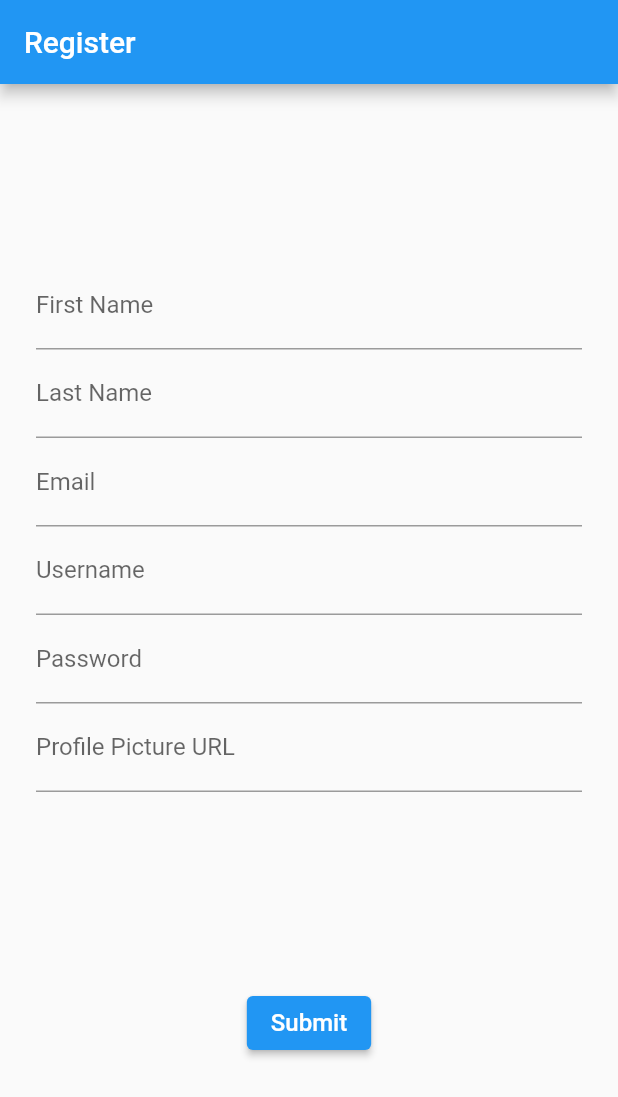
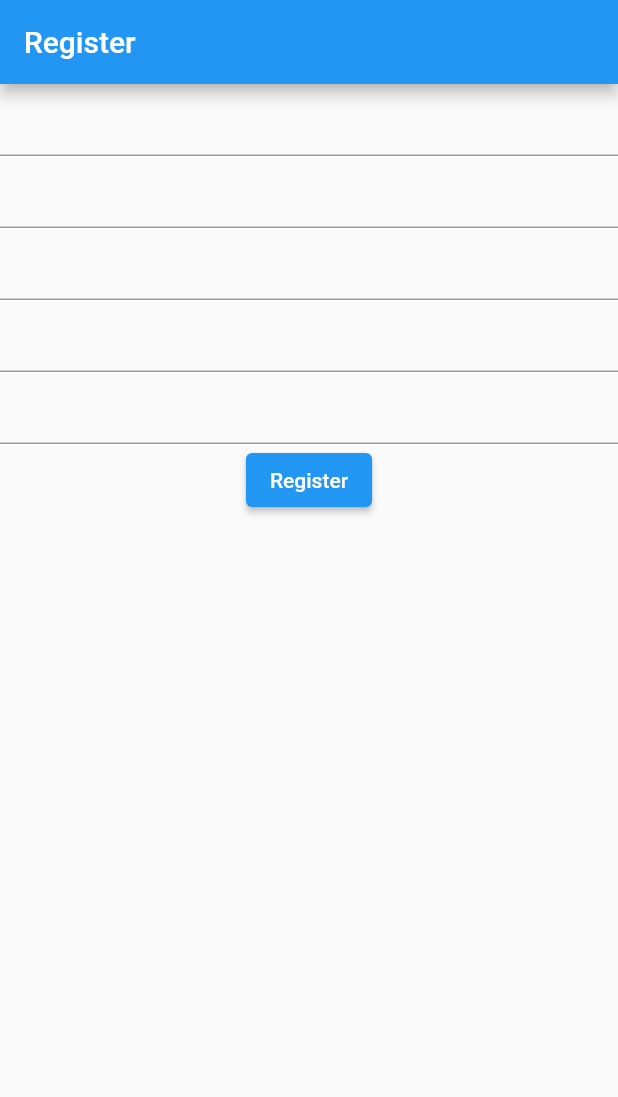
Before and after one commit to muhsinaltintop/tlydp, a Flutter app: the screen it shows after launch, on a phone screen of 412 x 824 dp. Shown: the top 1097 px of the screen. Run offline on Flutter 3.47's test engine with Material 2 defaults, Android fonts, the phone set to English and light mode, and no system bars; drawn by our look-alikes of flutter_form_builder; our stand-ins replace email_validator.

Commit message:
register form created

```diff
--- a/lib/main.dart
+++ b/lib/main.dart
@@ -1,5 +1,6 @@
 import 'package:flutter/material.dart';
-import 'package:tlydp/registration_page.dart';
+import 'package:tlydp/registration.dart/registration_page.dart';
+
 
 void main() {
   runApp(const MyApp());
@@ -14,8 +15,7 @@ class MyApp extends StatelessWidget {
       home: Scaffold(
       appBar: AppBar(title: const Text("Register")),
       body: Container(
-        margin: const EdgeInsets.all(24),
-        child: const Register(),
+        child: const Register()
         )
       )
     );
--- /dev/null
+++ b/lib/registration.dart/registration_page.dart
@@ -0,0 +1,88 @@
+import 'package:flutter/material.dart';
+import 'package:flutter_form_builder/flutter_form_builder.dart';
+import 'package:email_validator/email_validator.dart';
+
+class Register extends StatefulWidget {
+  const Register({Key? key}) : super(key: key);
+
+  @override
+  State<StatefulWidget> createState() {
+    return _RegisterState();
+  }
+}
+
+class _RegisterState extends State<Register> {
+  final _formKey = GlobalKey<FormBuilderState>();
+  final _name = RegExp(r"^[a-zA-Z]+$");
+  final _username = RegExp(r"^(?=.{8,20}$)(?![_.])(?!.*[_.]{2})[a-zA-Z0-9._]+(?<![_.])$");
+  final _password = RegExp(r"^(?=.*?[A-Z])(?=.*?[a-z])(?=.*?[0-9])(?=.*?[!@#\$&*~]).{8,}$");
+
+  Widget build(BuildContext context) {
+    return FormBuilder(
+      key: _formKey,
+      child: Column(
+        children: [
+          FormBuilderTextField(
+            name: "Name",
+            validator: (value) {
+              if (value == null || value.isEmpty) {
+                return "Please enter your first name";
+              } else if (_name.hasMatch(value) == false) {
+                return "Please enter a valid name";
+              }
+            },
+          ),
+          FormBuilderTextField(
+            name: "Email",
+            validator: (value) {
+              if (value == null || value.isEmpty) {
+                return "Please enter your email";
+              } else if (EmailValidator.validate(value) == false) {
+                return "Please enter a valid email";
+              }
+            },
+          ),
+          FormBuilderTextField(
+            name: "Username",
+            validator: (value) {
+              if (value == null || value.isEmpty) {
+                return "Please enter a username";
+              } else if (_username.hasMatch(value) == false) {
+                return "Please enter another username";
+              }
+              // Get usernames from backend to check username is not already taken
+            },
+          ),
+          FormBuilderTextField(
+            name: "Password",
+            validator: (value) {
+              if (value == null || value.isEmpty) {
+                return "Please enter a password name";
+              } else if (_password.hasMatch(value) == false) {
+                return "Passwords should have at least one uppercase and lowercase letter, one number and one special character";
+              }
+              _formKey.currentState!.fields["Password"]!.save();
+            },
+          ),
+          FormBuilderTextField(
+            name: "Confirm Password",
+            validator: (value) {
+              if (value == null || value.isEmpty) {
+                return "Please enter a password name";
+              } else if (_formKey.currentState!.fields["Password"]!.value != value) {
+                return "Passwords are not matching";
+              }
+            }
+          ),
+          ElevatedButton(
+            onPressed: () {
+              final _valid = _formKey.currentState!.validate();
+              if (_valid) {
+                _formKey.currentState!.save();
+              }
+            },
+            child: const Text("Register"))
+        ],)
+    );
+  }
+}
--- a/lib/registration_page.dart
+++ /dev/null
@@ -1,143 +0,0 @@
-// ignore_for_file: avoid_print
-
-import 'package:flutter/material.dart';
-
-class Register extends StatefulWidget {
-  const Register({Key? key}) : super(key: key);
-
-  @override
-  State<StatefulWidget> createState() {
-    return RegisterState();
-  }
-}
-
-class RegisterState extends State<Register> {
-
-  final GlobalKey<FormState> _formKey = GlobalKey<FormState>();
-
-  late String firstName;
-  late String lastName;
-  late String email;
-  late String username;
-  late String password;
-  late String profilePicture;
-
-  Widget buildFirstName() {
-    return TextFormField(
-      decoration: const InputDecoration(labelText: "First Name"),
-      validator: (value) {
-        if (value?.isEmpty ?? true) {
-          return "Required field";
-        }
-      },
-      onSaved: (value) {
-        firstName = value!;
-      },
-    );
-  }
-
-  Widget buildLastName() {
-    return TextFormField(
-      decoration: const InputDecoration(labelText: "Last Name"),
-      validator: (value) {
-        if (value?.isEmpty ?? true) {
-          return "Required field";
-        }
-      },
-      onSaved: (value) {
-        lastName = value!;
-      },
-    );
-  }
-
-  Widget buildEmail() {
-    return TextFormField(
-      decoration: const InputDecoration(labelText: "Email"),
-      validator: (value) {
-        if (value?.isEmpty ?? true) {
-          return "Required field";
-        }
-      },
-      onSaved: (value) {
-        email = value!;
-      },
-    );
-  }
-
-  Widget buildUsername() {
-    return TextFormField(
-      decoration: const InputDecoration(labelText: "Username"),
-      validator: (value) {
-        if (value?.isEmpty ?? true) {
-          return "Required field";
-        }
-      },
-      onSaved: (value) {
-        username = value!;
-      },
-    );
-  }
-
-  Widget buildPassword() {
-    return TextFormField(
-      decoration: const InputDecoration(labelText: "Password"),
-      validator: (value) {
-        if (value?.isEmpty ?? true) {
-          return "Required field";
-        }
-      },
-      onSaved: (value) {
-        password = value!;
-      },
-    );
-  }
-
-  Widget buildProfilePicture() {
-    return TextFormField(
-      decoration: const InputDecoration(labelText: "Profile Picture URL"),
-      validator: (value) {
-        if (value?.isEmpty ?? true) {
-          return "Required field";
-        }
-      },
-      onSaved: (value) {
-        profilePicture = value!;
-      },
-    );
-  }
-
-  @override
-  Widget build(BuildContext context) {
-        return Form(
-          child: Column(
-            mainAxisAlignment: MainAxisAlignment.center,
-            children: <Widget>[
-              buildFirstName(),
-              buildLastName(),
-              buildEmail(),
-              buildUsername(),
-              buildPassword(),
-              buildProfilePicture(),
-              const SizedBox(height: 130),
-              ElevatedButton(
-                child: const Text(
-                  "Submit",
-                  style: TextStyle(color: Colors.white, fontSize: 16)),
-                  onPressed: () {
-                    if (_formKey.currentState?.validate() ?? true) {
-                      return;
-                    }
-                    _formKey.currentState!.save();
-                    print(firstName);
-                    print(lastName);
-                    print(email);
-                    print(username);
-                    print(password);
-                    print(profilePicture);
-                  },
-              )
-            ],
-          )
-        );
-  }
-}
--- a/pubspec.yaml
+++ b/pubspec.yaml
@@ -33,6 +33,8 @@ dependencies:
   # The following adds the Cupertino Icons font to your application.
   # Use with the CupertinoIcons class for iOS style icons.
   cupertino_icons: ^1.0.2
+  flutter_form_builder: ^7.0.0
+  email_validator: ^2.0.1
 
 dev_dependencies:
   flutter_test:
```
Also changed, not shown: pubspec.lock.
